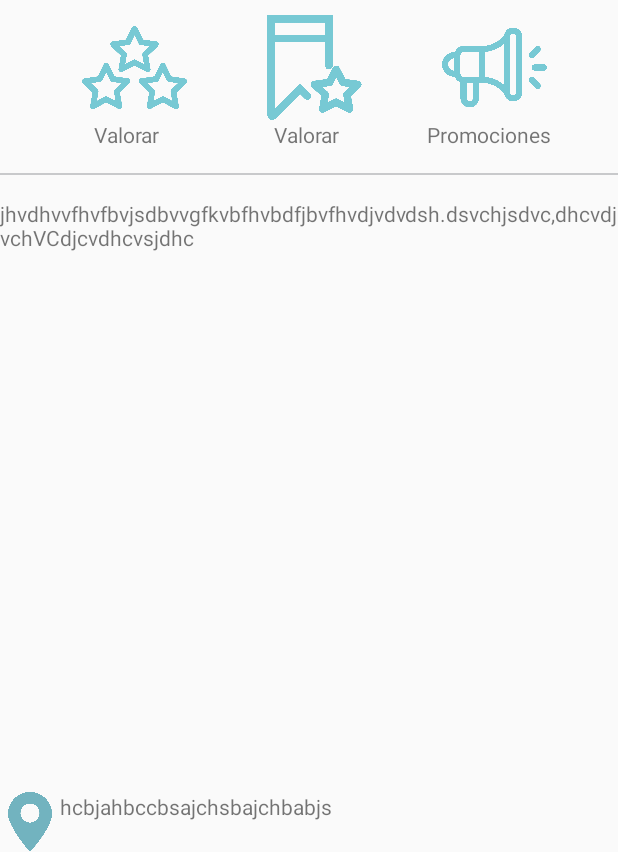
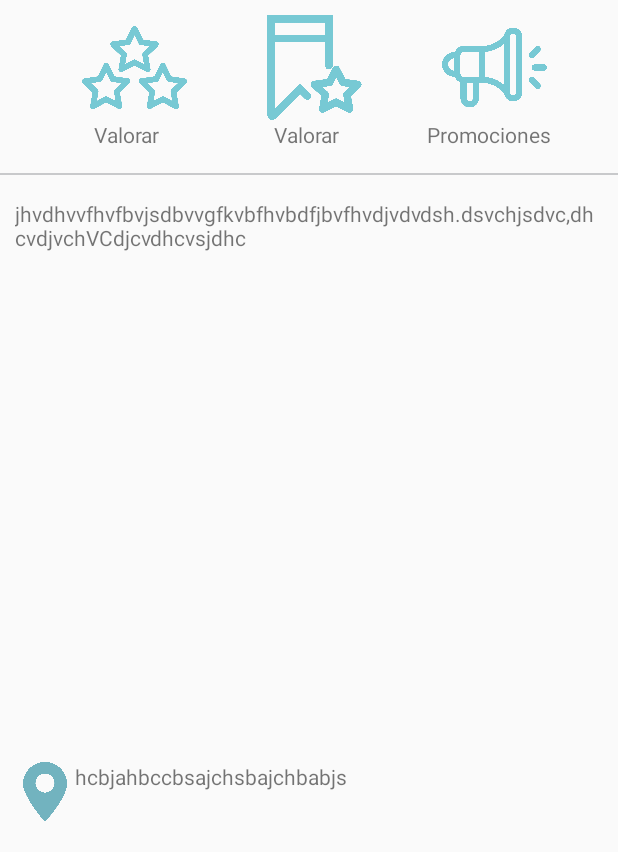
Before and after one commit to HackathonNicaragua/codebrain, an Android app: the layout business_home_page_layou.xml on its own in the app's theme, with its tools: preview values and no code run, on a phone screen of 412 x 824 dp, the part 384-1236 px from its top. Run offline under Robolectric (Android 15) with nearby library versions, the phone set to English and light mode, and no system bars.

```diff
--- a/Movil/TraGua/app/src/main/AndroidManifest.xml
+++ b/Movil/TraGua/app/src/main/AndroidManifest.xml
@@ -50,6 +50,10 @@
 
        <activity android:name=".RegistryActivity"
            android:label="Registry"/>
+
+        <activity android:name=".BusinessHomaPageActivity"
+            android:label="HomePage"/>
+
     </application>
 
 </manifest>
--- a/Movil/TraGua/app/src/main/res/layout/business_home_page_layou.xml
+++ b/Movil/TraGua/app/src/main/res/layout/business_home_page_layou.xml
@@ -186,7 +186,9 @@
         <LinearLayout
             android:layout_width="match_parent"
             android:layout_height="wrap_content"
-            android:layout_alignParentTop="true">
+            android:layout_alignParentTop="true"
+            android:layout_marginStart="10dp"
+            android:layout_marginEnd="10dp">
             <TextView
                 android:layout_width="match_parent"
                 android:layout_height="wrap_content"
@@ -198,7 +200,10 @@
         <LinearLayout
             android:layout_width="match_parent"
             android:layout_height="wrap_content"
-            android:layout_alignParentBottom="true">
+            android:layout_alignParentBottom="true"
+            android:layout_marginStart="10dp"
+            android:layout_marginEnd="10dp"
+            android:layout_marginBottom="20dp">
             <ImageView
                 android:layout_width="40dp"
                 android:layout_height="40dp"
```
Also changed, not shown: Movil/TraGua/app/src/main/java/com/codebrain/minato/tragua/BusinessHomaPageActivity.java (added, +18 -0 lines).
